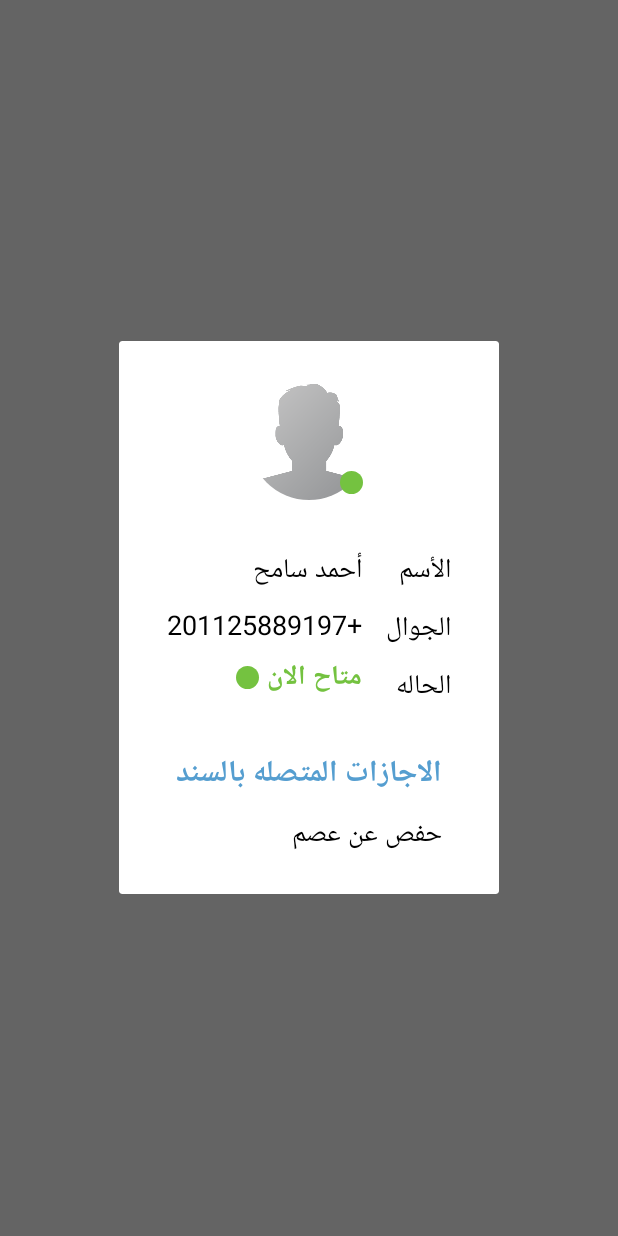
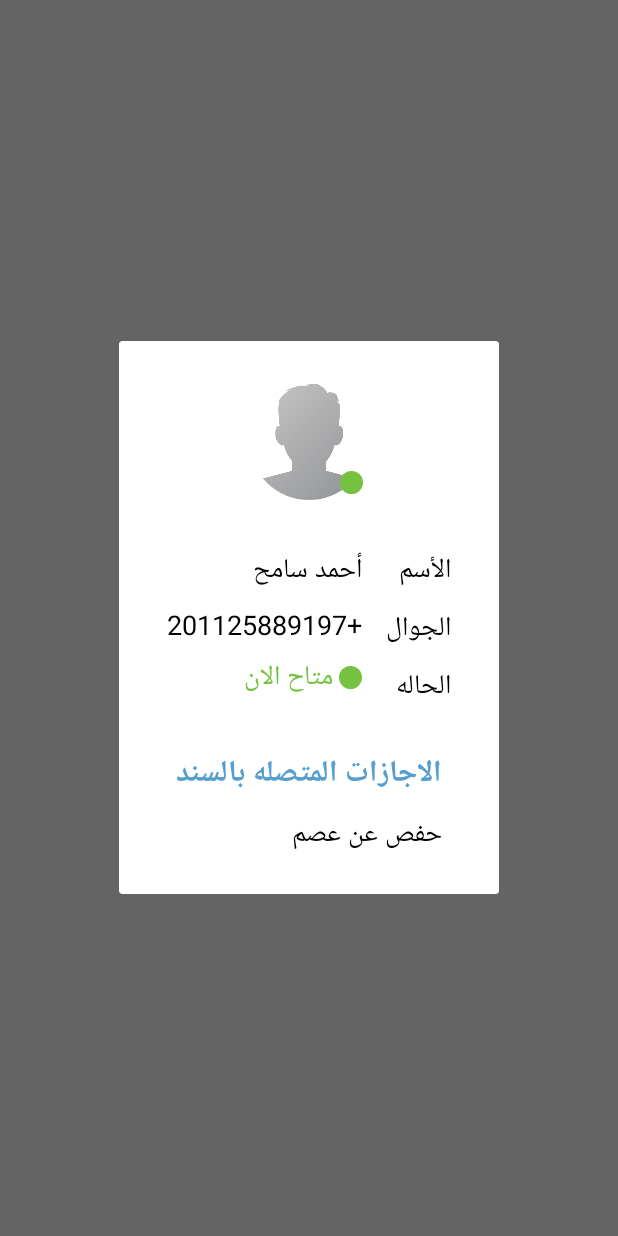
Before and after one commit to muhammedkhaled/WortelElQuran, an Android app: the fragment ChiekhInfoDialog shown on its own in the app's theme, on a phone screen of 412 x 824 dp. Run offline under Robolectric (Android 15) with nearby library versions, the phone set to English and light mode, and no system bars; our stand-ins replace CircleImageView.

Commit message:
custom toolbar issue solved, forced app to RTL, edited some drawable, ChiekhInfoFragment changed to Dialog and redesigned student home

```diff
--- a/app/src/main/res/drawable-mdpi/blue_rounded_left_corners.xml
+++ b/app/src/main/res/drawable-mdpi/blue_rounded_left_corners.xml
@@ -2,7 +2,6 @@
 <shape android:autoMirrored="true" xmlns:android="http://schemas.android.com/apk/res/android">
     <solid android:color="#66BAE7" />
     <corners
-        android:topLeftRadius="40dp"
-        android:bottomLeftRadius="40dp"
+        android:radius="2dp"
         />
 </shape>
--- a/app/src/main/res/layout/dialog_chiekh_info.xml
+++ b/app/src/main/res/layout/dialog_chiekh_info.xml
@@ -116,19 +116,18 @@
             android:textColor="@android:color/black"
             android:textSize="18sp" />
 
-
         <TextView
             android:id="@+id/my_chiekh_info_tv_statusIO"
             android:layout_width="wrap_content"
             android:layout_height="wrap_content"
             android:layout_gravity="start"
             android:layout_marginTop="8dp"
-            android:drawableEnd="@drawable/online_circle"
-            android:drawablePadding="5dp"
+            android:drawableStart="@drawable/online_circle"
+            android:drawablePadding="4dp"
             android:text="متاح الان"
             android:textColor="@color/green"
             android:textSize="18sp"
-            android:textStyle="bold" />
+            />
 
     </LinearLayout>
 
```
Also changed, not shown: app/src/main/res/drawable/ofline_circle.xml (added, +8 -0 lines).
